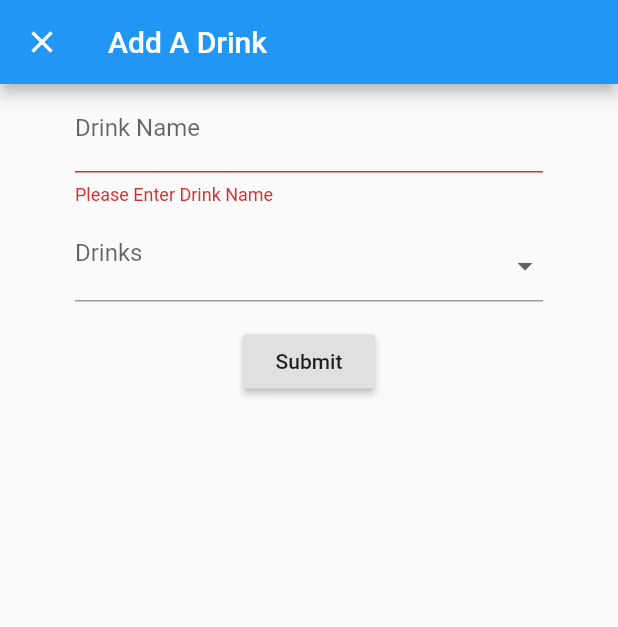
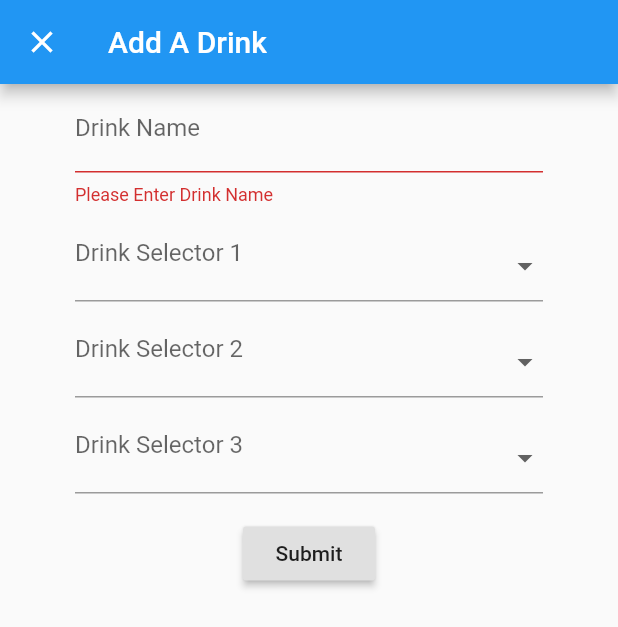
Before and after one commit to aju1997/smartMix, a Flutter app: the screen it shows after launch, after a tap on the "add" icon, on a phone screen of 412 x 824 dp. Shown: the top 627 px of the screen. Run offline on Flutter 3.47's test engine with Material 2 defaults, Android fonts, the phone set to English and light mode, and no system bars; our stand-ins replace flutter_bluetooth_serial; network calls fail.

Commit message:
organized code

```diff
--- /dev/null
+++ b/app/lib/UI/drinkCard.dart
@@ -0,0 +1,51 @@
+import 'package:flutter/material.dart';
+
+// ---------- DONE BY SAUL -------------------
+class DrinkCard extends StatelessWidget {
+  final String url;
+  final String title;
+  DrinkCard({Key key, this.title, this.url}) : super(key: key);
+  @override
+  Widget build(BuildContext context) {
+    return Card(
+      shape: BeveledRectangleBorder(borderRadius: BorderRadius.circular(20)),
+      child: Container(
+        width: 150,
+        height: 200,
+        decoration: BoxDecoration(
+          borderRadius: BorderRadius.circular(20),
+          boxShadow: [
+            BoxShadow(
+                color: Colors.black87, blurRadius: 4, offset: Offset(0, 0))
+          ],
+          image: DecorationImage(
+              fit: BoxFit.cover,
+              image: NetworkImage(
+                'https://static.independent.co.uk/s3fs-public/thumbnails/image/2018/05/22/13/gin-cocktails.jpg?w968h681',
+              )),
+        ),
+        child: Center(
+          child: SingleChildScrollView(
+            child: Column(
+              mainAxisAlignment: MainAxisAlignment.start,
+              crossAxisAlignment: CrossAxisAlignment.start,
+              children: <Widget>[
+                SizedBox(
+                  height: 75,
+                ),
+                Text(
+                  title,
+                  style: TextStyle(
+                      color: Colors.white,
+                      fontWeight: FontWeight.w700,
+                      fontSize: 25),
+                ),
+              ],
+            ),
+          ),
+        ),
+      ),
+    );
+  }
+}
+// ----------- END OF WORK DONE BY SAUL
--- a/app/lib/main.dart
+++ b/app/lib/main.dart
@@ -3,6 +3,7 @@ import 'newDrinkModal.dart';
 import 'dart:async';
 import 'package:flutter/services.dart';
 import 'package:flutter_bluetooth_serial/flutter_bluetooth_serial.dart';
+import 'UI/drinkCard.dart';
 
 // WORK DONE USING VISUAL STUDIO CODE,
 // USING LIVE SHARE, SO IT WILL SHOW AS COMMIT DONE BY SAUL FOR NOW
@@ -212,7 +213,7 @@ class _MyHomePageState extends State<MyHomePage> {
           ),
           ListTile(
             title: Text('All Drinks'),
-            leading: Icon(Icons.star),
+            leading: Icon(Icons.star),// ----------- END OF WORK DONE BY SAUL
             onTap: () {},
           ),
         ]),
@@ -291,7 +292,7 @@ class _MyHomePageState extends State<MyHomePage> {
                       _writeTest();
                       print(_message.text);
                     },
-                    child: drinkCard('Drink 1'),
+                    child: DrinkCard(title: 'Drink 1'),
                   ),
                   SizedBox(
                     width: 5,
@@ -302,7 +303,7 @@ class _MyHomePageState extends State<MyHomePage> {
                       print(_message.text);
                       _writeTest();
                     },
-                    child: drinkCard('Drink 2'),
+                    child: DrinkCard(title: 'Drink 2'),
                   ),
                   SizedBox(
                     width: 5,
@@ -313,20 +314,20 @@ class _MyHomePageState extends State<MyHomePage> {
                       _writeTest();
                       print(_message.text);
                     },
-                    child: drinkCard('Drink 3'),
+                    child: DrinkCard(title: 'Drink 3'),
                   ),
                   SizedBox(
                     width: 5,
                   ),
-                  drinkCard('Coke'),
+                  DrinkCard(title: 'Coke'),
                   SizedBox(
                     width: 5,
                   ),
-                  drinkCard('Coke'),
+                  DrinkCard(title: 'Coke'),
                   SizedBox(
                     width: 5,
                   ),
-                  drinkCard('Coke'),
+                  DrinkCard(title: 'Coke'),
                 ],
               ),
             ),
@@ -346,27 +347,27 @@ class _MyHomePageState extends State<MyHomePage> {
               child: ListView(
                 scrollDirection: Axis.horizontal,
                 children: <Widget>[
-                  drinkCard('Drink Name'),
+                  DrinkCard(title: 'Drink Name'),
                   SizedBox(
                     width: 5,
                   ),
-                  drinkCard('Drink Name'),
+                  DrinkCard(title: 'Drink Name'),
                   SizedBox(
                     width: 5,
                   ),
-                  drinkCard('Drink Name'),
+                  DrinkCard(title: 'Drink Name'),
                   SizedBox(
                     width: 5,
                   ),
-                  drinkCard('Drink Name'),
+                  DrinkCard(title: 'Drink Name'),
                   SizedBox(
                     width: 5,
                   ),
-                  drinkCard('Drink Name'),
+                  DrinkCard(title: 'Drink Name'),
                   SizedBox(
                     width: 5,
                   ),
-                  drinkCard('Drink Name'),
+                  DrinkCard(title: 'Drink Name'),
                 ],
               ),
             ),
@@ -381,48 +382,4 @@ class _MyHomePageState extends State<MyHomePage> {
 
 // ---------- END OF WORK DONE BY DONG
 
-// ---------- DONE BY SAUL -------------------
-  Widget drinkCard(String title, {url}) {
-    return Card(
-      shape: BeveledRectangleBorder(borderRadius: BorderRadius.circular(20)),
-      child: Container(
-        width: 150,
-        height: 200,
-        decoration: BoxDecoration(
-          borderRadius: BorderRadius.circular(20),
-          boxShadow: [
-            BoxShadow(
-                color: Colors.black87, blurRadius: 4, offset: Offset(0, 0))
-          ],
-          image: DecorationImage(
-              fit: BoxFit.cover,
-              image: NetworkImage(
-                'https://static.independent.co.uk/s3fs-public/thumbnails/image/2018/05/22/13/gin-cocktails.jpg?w968h681',
-              )),
-        ),
-        child: Center(
-          child: SingleChildScrollView(
-            child: Column(
-              mainAxisAlignment: MainAxisAlignment.start,
-              crossAxisAlignment: CrossAxisAlignment.start,
-              children: <Widget>[
-                SizedBox(
-                  height: 75,
-                ),
-                Text(
-                  title,
-                  style: TextStyle(
-                      color: Colors.white,
-                      fontWeight: FontWeight.w700,
-                      fontSize: 25),
-                ),
-              ],
-            ),
-          ),
-        ),
-      ),
-    );
-  }
 }
-
-// ----------- END OF WORK DONE BY SAUL
--- a/app/lib/newDrinkModal.dart
+++ b/app/lib/newDrinkModal.dart
@@ -11,13 +11,16 @@ class AddNewDrinkState extends State<AddNewDrink> {
   final _formKey = GlobalKey<FormState>();
   List<String> _colors = <String>['', 'red', 'green', 'blue', 'orange'];
   String _color = '';
+  String _color2 = '';
+  String _color3 = '';
 
   // -------- WORK DONE BY SAUL -----------------
   @override
   Widget build(BuildContext context) {
     return Scaffold(
       appBar: AppBar(title: Text('Add A Drink')),
-      body: Column(
+      body: SingleChildScrollView(
+        child: Column(
           crossAxisAlignment: CrossAxisAlignment.start,
           children: <Widget>[
             Form(
@@ -42,14 +45,14 @@ class AddNewDrinkState extends State<AddNewDrink> {
                     padding: const EdgeInsets.symmetric(horizontal: 50.0),
                     child: FormField(
                       validator: (value) {
-                      if (value == '') {
+                        if (value == '' || value == null) {
                           return 'Please choose drinks';
                         }
                       },
                       builder: (FormFieldState state) {
                         return InputDecorator(
                           decoration: InputDecoration(
-                          labelText: 'Drinks',
+                            labelText: 'Drink Selector 1',
                           ),
                           isEmpty: _color == '',
                           child: DropdownButtonHideUnderline(
@@ -59,6 +62,78 @@ class AddNewDrinkState extends State<AddNewDrink> {
                               onChanged: (String newValue) {
                                 setState(() {
                                   _color = newValue;
+                                  state.didChange(newValue);
+                                });
+                              },
+                              items: _colors.map((String value) {
+                                return DropdownMenuItem(
+                                  value: value,
+                                  child: Text(value),
+                                );
+                              }).toList(),
+                            ),
+                          ),
+                        );
+                      },
+                    ),
+                  ),
+                  Padding(
+                    padding: const EdgeInsets.symmetric(horizontal: 50.0),
+                    child: FormField(
+                      validator: (value) {
+                        if (_color == '' || _color == null) {
+                          return 'Please choose drinks';
+                        }
+                      },
+                      builder: (FormFieldState state) {
+                        return InputDecorator(
+                          decoration: InputDecoration(
+                            labelText: 'Drink Selector 2',
+                          ),
+                          isEmpty: _color2 == '',
+                          child: DropdownButtonHideUnderline(
+                            child: DropdownButton(
+                              value: _color2,
+                              isDense: true,
+                              onChanged: (String newValue) {
+                                setState(() {
+                                  _color2 = newValue;
+                                  state.didChange(newValue);
+                                });
+                              },
+                              items: _colors.map((String value) {
+                                return DropdownMenuItem(
+                                  value: value,
+                                  child: Text(value),
+                                );
+                              }).toList(),
+                            ),
+                          ),
+                        );
+                      },
+                    ),
+                  ),
+                  Padding(
+                    padding: const EdgeInsets.symmetric(horizontal: 50.0),
+                    child: FormField(
+                      validator: (value) {
+                        if (_color == '' || _color == null) {
+                          return 'Please choose drinks';
+                        }
+                      },
+                      builder: (FormFieldState state) {
+                        return InputDecorator(
+                          decoration: InputDecoration(
+                            labelText: 'Drink Selector 3',
+                          ),
+                          isEmpty: _color3 == '',
+                          child: DropdownButtonHideUnderline(
+                            child: DropdownButton(
+                              value: _color3,
+                              isDense: true,
+                              onChanged: (String newValue) {
+                                setState(() {
+                                  _color3 = newValue;
                                   state.didChange(newValue);
                                 });
                               },
@@ -94,6 +169,7 @@ class AddNewDrinkState extends State<AddNewDrink> {
             )
           ],
         ),
+      ),
     );
   }
 }
```
Lines whose indentation alone changed are shown as unchanged.
